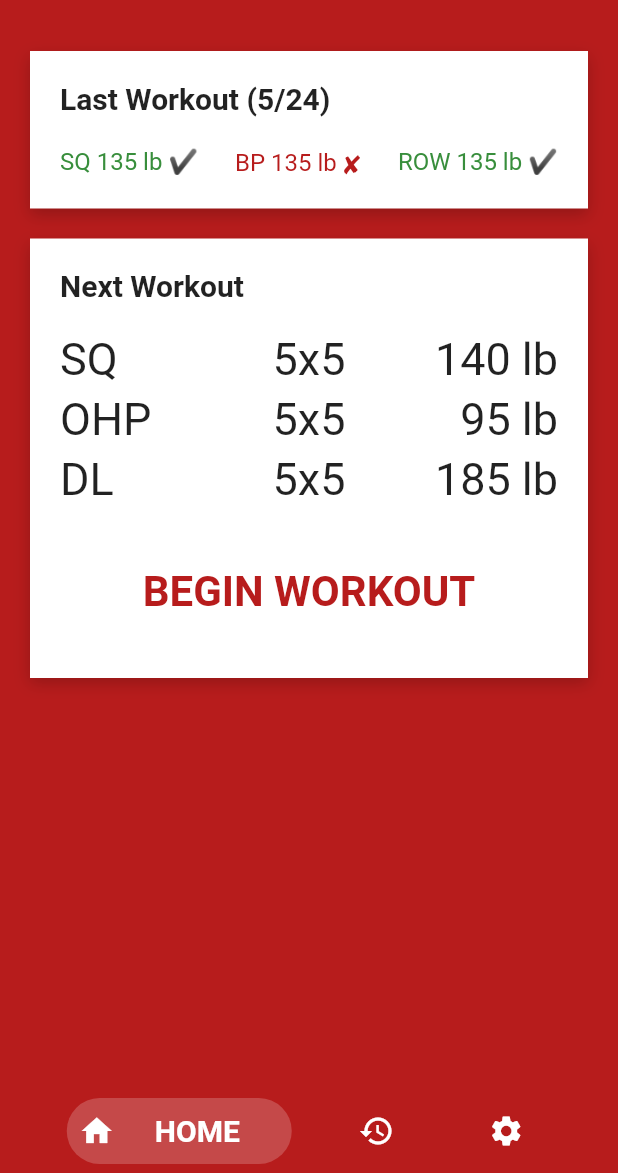
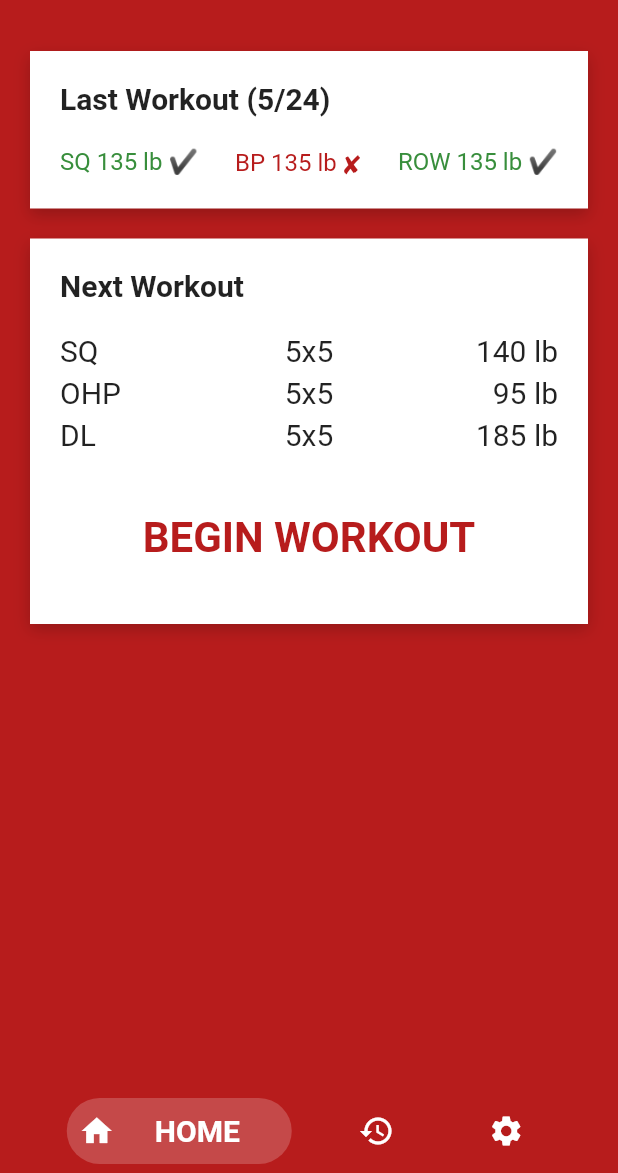
Before and after one commit to tatater56/ss-sl-workout-tracker, a Flutter app: the screen it shows after launch, on a phone screen of 412 x 824 dp, the part 63-1236 px from its top. Run offline on Flutter 3.47's test engine with Material 2 defaults, Android fonts, the phone set to English and light mode, and no system bars.

Commit message:
home change exercise font size, remove clutter

```diff
--- a/lib/views/main_pages/home.dart
+++ b/lib/views/main_pages/home.dart
@@ -117,16 +117,10 @@ class _HomeViewState extends State<HomeView> {
     return Row(
       mainAxisAlignment: MainAxisAlignment.spaceAround,
       children: <Widget>[
-        _buildExpandedText(ex, TextAlign.left),
-        _buildExpandedText(sr, TextAlign.center),
-        _buildExpandedText(wt, TextAlign.right),
+        Expanded(child: Text(ex, textAlign: TextAlign.left)),
+        Expanded(child: Text(sr, textAlign: TextAlign.center)),
+        Expanded(child: Text(wt, textAlign: TextAlign.right)),
       ],
-    );
-  }
-
-  Widget _buildExpandedText(String text, TextAlign align) {
-    return Expanded(
-      child: Text(text, textScaleFactor: 1.5, textAlign: align),
     );
   }
 
```
